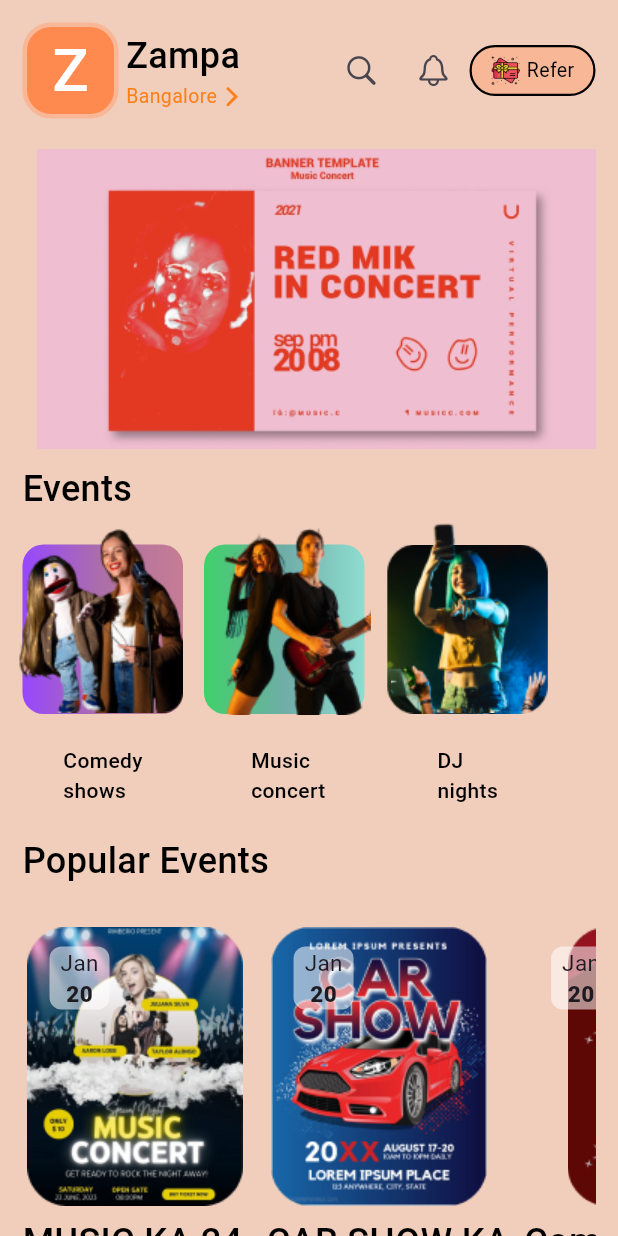
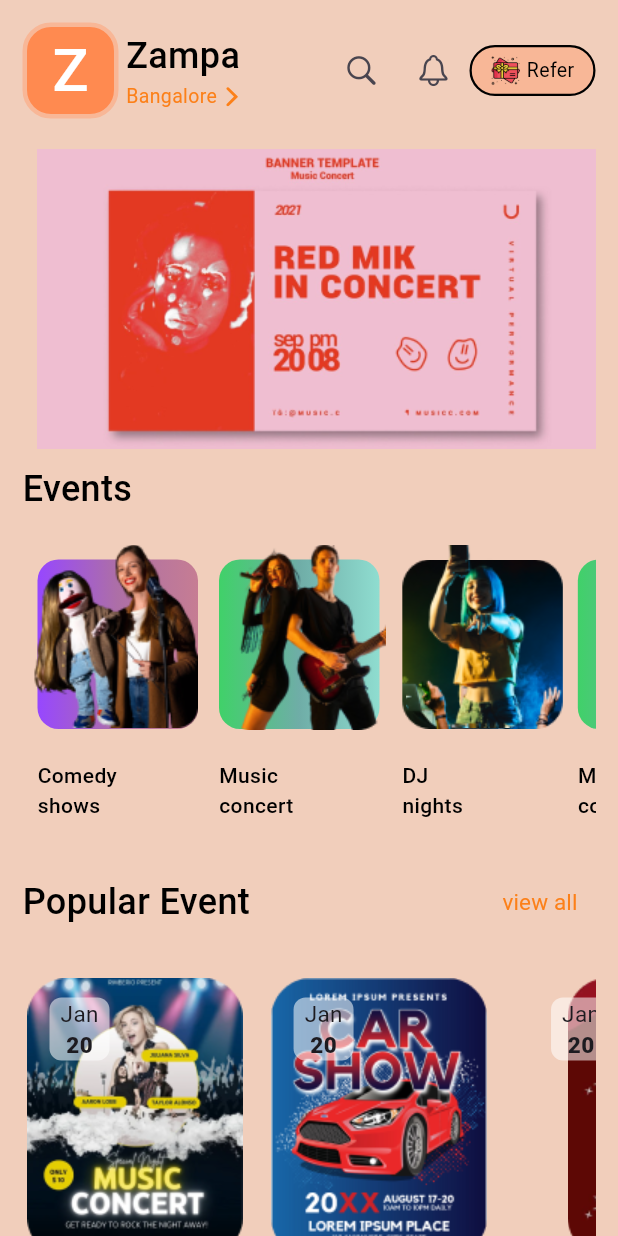
Before and after one commit to Sahi552/BookMyTicket, a Flutter app: the screen it shows after launch, on a phone screen of 412 x 824 dp. Run offline on Flutter 3.47's test engine with Material 3 defaults, Android fonts, the phone set to English and light mode, and no system bars.

Commit message:
seventh commit

```diff
--- a/lib/utils/assest.dart
+++ b/lib/utils/assest.dart
@@ -18,4 +18,12 @@ class Assest {
   static String popevent1 = "$home/pop_event1.png";
   static String popevent2 = "$home/pop_event2.png";
   static String popevent3 = "$home/pop_event3.png";
+
+  //premium
+  static String premium = "$home/premium.png";
+
+  //free events
+  static String freeevent1 = "$home/free_event1.png";
+  static String freeevent2 = "$home/free_event2.png";
+  static String freeevent3 = "$home/free_event3.png";
 }
--- a/lib/view/pages/home_screen.dart
+++ b/lib/view/pages/home_screen.dart
@@ -1,7 +1,10 @@
 import 'package:bookmyticket/utils/theme.dart';
 import 'package:bookmyticket/view/widgets/appbar.dart';
 import 'package:bookmyticket/view/widgets/event.dart';
+import 'package:bookmyticket/view/widgets/expand.dart';
+import 'package:bookmyticket/view/widgets/freeevent.dart';
 import 'package:bookmyticket/view/widgets/popular_event.dart';
+import 'package:bookmyticket/view/widgets/premium_container.dart';
 import 'package:bookmyticket/view/widgets/template.dart';
 import 'package:flutter/material.dart';
 
@@ -35,12 +38,14 @@ class _HomeScreenState extends State<HomeScreen> {
             SizedBox(height: 20),
             Event(),
             SizedBox(height: 20),
-            Text(
-              "Popular Events",
-              style: AppTheme.heading,
-            ),
+            Expand(event: "Popular Event", expand: () {}),
             SizedBox(height: 20),
-            PopularEvent()
+            PopularEvent(),
+            SizedBox(height: 20),
+            PremiumContainer(),
+            SizedBox(height: 20),
+            Expand(event: "Free entry Event", expand: () {}),
+            Freeevent(),
           ],
         ),
       ),
--- a/lib/view/widgets/event.dart
+++ b/lib/view/widgets/event.dart
@@ -1,4 +1,3 @@
-// ignore_for_file: public_member_api_docs, sort_constructors_first
 import 'package:flutter/material.dart';
 
 import 'package:bookmyticket/utils/assest.dart';
@@ -11,6 +10,8 @@ class Event extends StatelessWidget {
   Widget build(BuildContext context) {
     return SingleChildScrollView(
       scrollDirection: Axis.horizontal,
+      child: Padding(
+        padding: const EdgeInsets.all(10.0),
         child: Row(
           spacing: 10,
           mainAxisAlignment: MainAxisAlignment.start,
@@ -41,7 +42,16 @@ class Event extends StatelessWidget {
               eventoptional: true,
               optional: Assest.event3_1,
             ),
+            Events(
+              eventImage: Assest.event2,
+              eventText: "Music \nconcert",
+              gratient1: Color(0xff40D169),
+              gratient2: Color(0xff6FADA7),
+              gratient3: Color(0xff8FDDD0),
+              offset: Offset(3, -16),
+            ),
           ],
+        ),
       ),
     );
   }
@@ -70,6 +80,7 @@ class Events extends StatelessWidget {
   @override
   Widget build(BuildContext context) {
     return Column(
+      crossAxisAlignment: CrossAxisAlignment.start,
       children: [
         Stack(
           fit: StackFit.loose,
--- /dev/null
+++ b/lib/view/widgets/eventview.dart
@@ -0,0 +1,77 @@
+import 'package:bookmyticket/utils/theme.dart';
+import 'package:flutter/material.dart';
+
+class PopEvents extends StatelessWidget {
+  final String image;
+  final String concert;
+  final String area;
+  final String month;
+  final int date;
+  const PopEvents({
+    super.key,
+    required this.image,
+    required this.concert,
+    required this.area,
+    required this.month,
+    required this.date,
+  });
+
+  @override
+  Widget build(BuildContext context) {
+    return Column(
+      crossAxisAlignment: CrossAxisAlignment.start,
+      children: [
+        Stack(
+          children: [
+            Container(
+              width: 150,
+              height: 200,
+              decoration: BoxDecoration(
+                borderRadius: BorderRadius.circular(25),
+                image: DecorationImage(
+                  image: AssetImage(
+                    image,
+                  ),
+                ),
+              ),
+            ),
+            Positioned(
+              top: 20,
+              left: 18,
+              child: Container(
+                height: 42,
+                width: 40,
+                decoration: BoxDecoration(
+                  color: Colors.white54,
+                  borderRadius: BorderRadius.circular(8),
+                ),
+                child: Column(
+                  children: [
+                    Text(
+                      month,
+                      style:
+                          TextStyle(fontSize: 15, fontWeight: FontWeight.w400),
+                    ),
+                    Text(
+                      date.toString(),
+                      style:
+                          TextStyle(fontSize: 15, fontWeight: FontWeight.w800),
+                    )
+                  ],
+                ),
+              ),
+            )
+          ],
+        ),
+        Text(
+          concert,
+          style: AppTheme.heading,
+        ),
+        Text(
+          area,
+          style: TextStyle(fontSize: 16, fontWeight: FontWeight.w300),
+        ),
+      ],
+    );
+  }
+}
--- /dev/null
+++ b/lib/view/widgets/expand.dart
@@ -0,0 +1,28 @@
+import 'package:bookmyticket/utils/theme.dart';
+import 'package:flutter/material.dart';
+
+class Expand extends StatelessWidget {
+  final String event;
+  final VoidCallback expand;
+  const Expand({super.key, required this.event, required this.expand});
+
+  @override
+  Widget build(BuildContext context) {
+    return Row(
+      mainAxisAlignment: MainAxisAlignment.spaceBetween,
+      children: [
+        Text(
+          event,
+          style: AppTheme.heading,
+        ),
+        TextButton(
+          onPressed: expand,
+          child: Text(
+            "view all",
+            style: AppTheme.footer.copyWith(fontSize: 15),
+          ),
+        )
+      ],
+    );
+  }
+}
--- a/lib/view/widgets/popular_event.dart
+++ b/lib/view/widgets/popular_event.dart
@@ -1,5 +1,5 @@
 import 'package:bookmyticket/utils/assest.dart';
-import 'package:bookmyticket/utils/theme.dart';
+import 'package:bookmyticket/view/widgets/eventview.dart';
 import 'package:flutter/material.dart';
 
 class PopularEvent extends StatelessWidget {
@@ -38,77 +38,3 @@ class PopularEvent extends StatelessWidget {
     );
   }
 }
-
-class PopEvents extends StatelessWidget {
-  final String image;
-  final String concert;
-  final String area;
-  final String month;
-  final int date;
-  const PopEvents(
-      {super.key,
-      required this.image,
-      required this.concert,
-      required this.area,
-      required this.month,
-      required this.date});
-
-  @override
-  Widget build(BuildContext context) {
-    return Column(
-      crossAxisAlignment: CrossAxisAlignment.start,
-      children: [
-        Stack(
-          children: [
-            Container(
-              width: 150,
-              height: 200,
-              decoration: BoxDecoration(
-                borderRadius: BorderRadius.circular(25),
-                image: DecorationImage(
-                  image: AssetImage(
-                    image,
-                  ),
-                ),
-              ),
-            ),
-            Positioned(
-              top: 20,
-              left: 18,
-              child: Container(
-                height: 42,
-                width: 40,
-                decoration: BoxDecoration(
-                  color: Colors.white54,
-                  borderRadius: BorderRadius.circular(8),
-                ),
-                child: Column(
-                  children: [
-                    Text(
-                      month,
-                      style:
-                          TextStyle(fontSize: 15, fontWeight: FontWeight.w400),
-                    ),
-                    Text(
-                      date.toString(),
-                      style:
-                          TextStyle(fontSize: 15, fontWeight: FontWeight.w800),
-                    )
-                  ],
-                ),
-              ),
-            )
-          ],
-        ),
-        Text(
-          concert,
-          style: AppTheme.heading,
-        ),
-        Text(
-          area,
-          style: TextStyle(fontSize: 16, fontWeight: FontWeight.w300),
-        ),
-      ],
-    );
-  }
-}
```
Also changed, not shown: lib/view/widgets/freeevent.dart (added, +25 -0 lines), lib/view/widgets/premium_container.dart (added, +84 -0 lines), assests/images/free_event1.png (added), assests/images/free_event2.png (added), assests/images/free_event3.png (added), assests/images/premium.png (added). Lines whose indentation alone changed are shown as unchanged.
